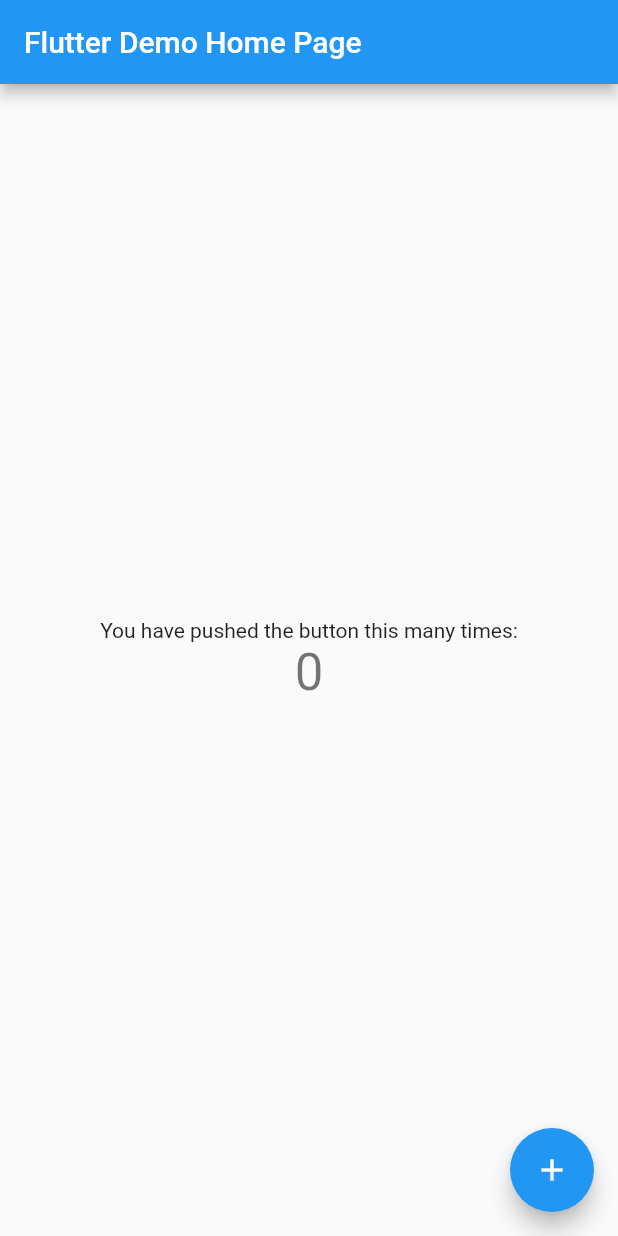
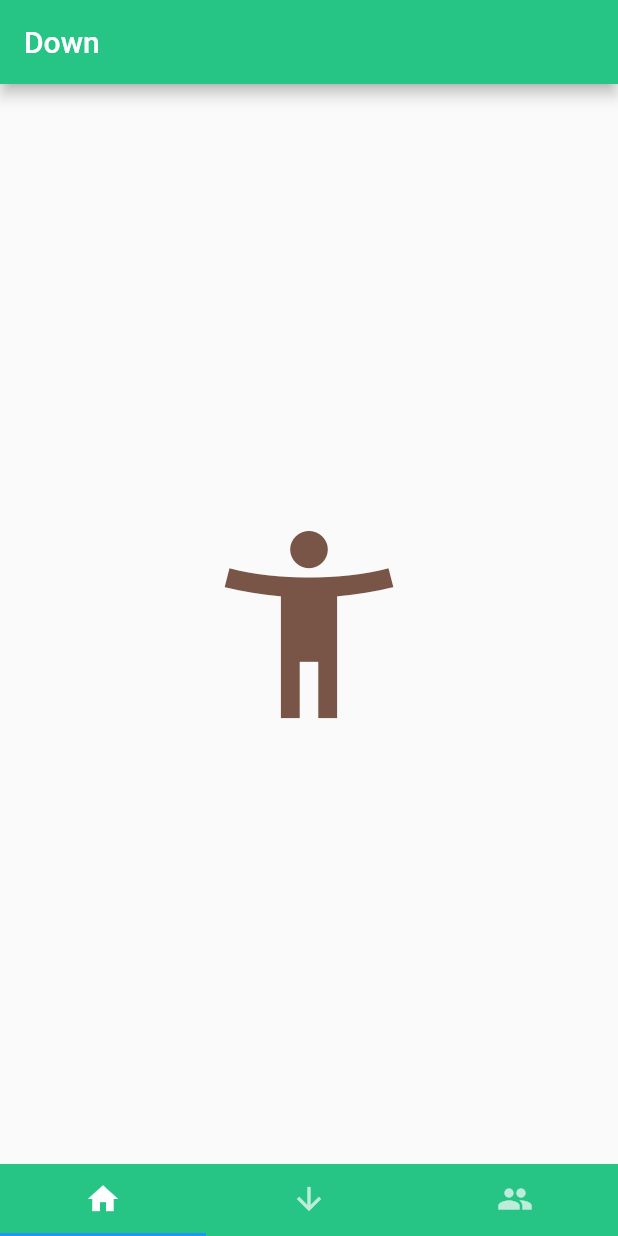
Before and after one commit to cldelahan/down-flutter, a Flutter app: the screen it shows after launch, on a phone screen of 412 x 824 dp. Run offline on Flutter 3.47's test engine with Material 2 defaults, Android fonts, the phone set to English and light mode, and no system bars.

Commit message:
Swipable tabs

```diff
--- /dev/null
+++ b/lib/FeedPage.dart
@@ -0,0 +1,12 @@
+import 'package:flutter/material.dart';
+
+class First extends StatelessWidget {
+  @override
+  Widget build(BuildContext context) {
+    return new Container(
+        child: new Center(
+            child: new Icon(Icons.accessibility_new, size: 150.0, color: Colors.brown)
+        )
+    );
+  }
+}
--- a/lib/main.dart
+++ b/lib/main.dart
@@ -1,23 +1,24 @@
 import 'package:flutter/material.dart';
+import './FeedPage.dart' as first;
+import './DownPage1.dart' as second;
+import './BurgerPage.dart' as third;
 
-void main() => runApp(MyApp());
+//void main() => runApp(MyApp());
+
+const color1 = const Color(0xff26c586);
+
+void main() {
+  runApp(new MaterialApp(
+      home: new MyTabs()
+  ));
+}
 
 class MyApp extends StatelessWidget {
-  // This widget is the root of your application.
   @override
   Widget build(BuildContext context) {
     return MaterialApp(
       title: 'Flutter Demo',
       theme: ThemeData(
-        // This is the theme of your application.
-        //
-        // Try running your application with "flutter run". You'll see the
-        // application has a blue toolbar. Then, without quitting the app, try
-        // changing the primarySwatch below to Colors.green and then invoke
-        // "hot reload" (press "r" in the console where you ran "flutter run",
-        // or simply save your changes to "hot reload" in a Flutter IDE).
-        // Notice that the counter didn't reset back to zero; the application
-        // is not restarted.
         primarySwatch: Colors.blue,
       ),
       home: MyHomePage(title: 'Flutter Demo Home Page'),
@@ -28,15 +29,6 @@ class MyApp extends StatelessWidget {
 class MyHomePage extends StatefulWidget {
   MyHomePage({Key key, this.title}) : super(key: key);
 
-  // This widget is the home page of your application. It is stateful, meaning
-  // that it has a State object (defined below) that contains fields that affect
-  // how it looks.
-
-  // This class is the configuration for the state. It holds the values (in this
-  // case the title) provided by the parent (in this case the App widget) and
-  // used by the build method of the State. Fields in a Widget subclass are
-  // always marked "final".
-
   final String title;
 
   @override
@@ -44,68 +36,65 @@ class MyHomePage extends StatefulWidget {
 }
 
 class _MyHomePageState extends State<MyHomePage> {
-  int _counter = 0;
+  @override
+  Widget build(BuildContext context) {
+    return Scaffold(
+        appBar: AppBar(
+          title: Text(widget.title),
+        ),
+        body: new Text("Body"));
+  }
 
-  void _incrementCounter() {
-    setState(() {
-      // This call to setState tells the Flutter framework that something has
-      // changed in this State, which causes it to rerun the build method below
-      // so that the display can reflect the updated values. If we changed
-      // _counter without calling setState(), then the build method would not be
-      // called again, and so nothing would appear to happen.
-      _counter++;
-    });
+}
+class MyTabs extends StatefulWidget {
+  @override
+  MyTabsState createState() => new MyTabsState();
+}
+
+class MyTabsState extends State<MyTabs> with SingleTickerProviderStateMixin {
+
+
+  TabController controller;
+
+  @override
+  void initState() {
+    super.initState();
+    controller = new TabController(vsync: this, length: 3);
+  }
+
+  @override
+  void dispose() {
+    controller.dispose();
+    super.dispose();
   }
 
   @override
   Widget build(BuildContext context) {
-    // This method is rerun every time setState is called, for instance as done
-    // by the _incrementCounter method above.
-    //
-    // The Flutter framework has been optimized to make rerunning build methods
-    // fast, so that you can just rebuild anything that needs updating rather
-    // than having to individually change instances of widgets.
-    return Scaffold(
-      appBar: AppBar(
-        // Here we take the value from the MyHomePage object that was created by
-        // the App.build method, and use it to set our appbar title.
-        title: Text(widget.title),
-      ),
-      body: Center(
-        // Center is a layout widget. It takes a single child and positions it
-        // in the middle of the parent.
-        child: Column(
-          // Column is also a layout widget. It takes a list of children and
-          // arranges them vertically. By default, it sizes itself to fit its
-          // children horizontally, and tries to be as tall as its parent.
-          //
-          // Invoke "debug painting" (press "p" in the console, choose the
-          // "Toggle Debug Paint" action from the Flutter Inspector in Android
-          // Studio, or the "Toggle Debug Paint" command in Visual Studio Code)
-          // to see the wireframe for each widget.
-          //
-          // Column has various properties to control how it sizes itself and
-          // how it positions its children. Here we use mainAxisAlignment to
-          // center the children vertically; the main axis here is the vertical
-          // axis because Columns are vertical (the cross axis would be
-          // horizontal).
-          mainAxisAlignment: MainAxisAlignment.center,
-          children: <Widget>[
-            Text(
-              'You have pushed the button this many times:',
-            ),
-            Text(
-              '$_counter',
-              style: Theme.of(context).textTheme.headline4,
-            ),
-          ],
+    return new Scaffold(
+        appBar: new AppBar(
+            title: new Text("Down"),
+            backgroundColor: color1,
+
         ),
-      ),
-      floatingActionButton: FloatingActionButton(
-        onPressed: _incrementCounter,
-        tooltip: 'Increment',
-        child: Icon(Icons.add),
-      ), // This trailing comma makes auto-formatting nicer for build methods.
+        bottomNavigationBar: new Material(
+            color: color1,
+            child: new TabBar(
+                controller: controller,
+                tabs: <Tab>[
+                  new Tab(icon: new Icon(Icons.home)),
+                  new Tab(icon: new Icon(Icons.arrow_downward)),
+                  new Tab(icon: new Icon(Icons.group)),
+                ]
+            )
+        ),
+        body: new TabBarView(
+            controller: controller,
+            children: <Widget>[
+              new first.First(),
+              new second.Second(),
+              new third.Third()
+            ]
+        )
     );
   }
 }
```
Also changed, not shown: lib/BurgerPage.dart (added, +13 -0 lines), lib/DownPage1.dart (added, +13 -0 lines).
